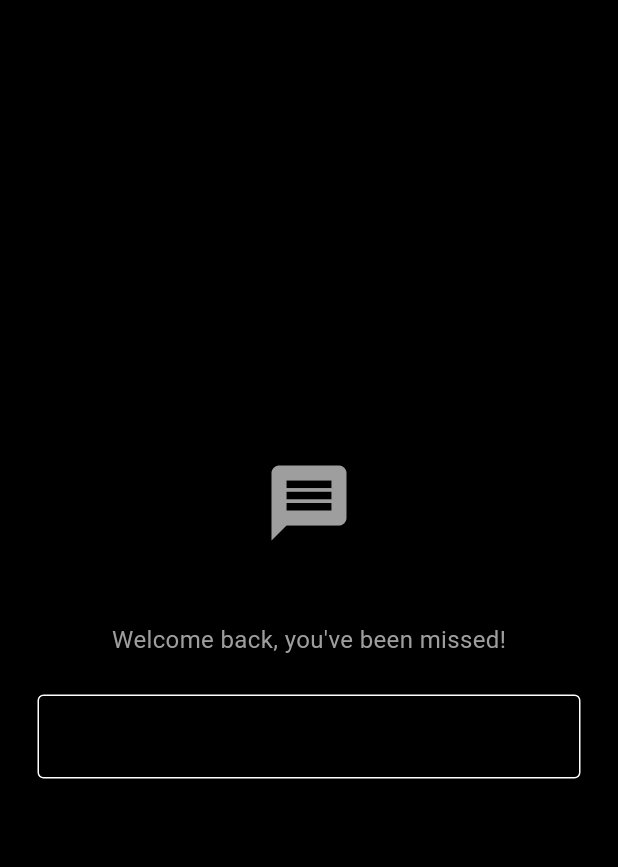
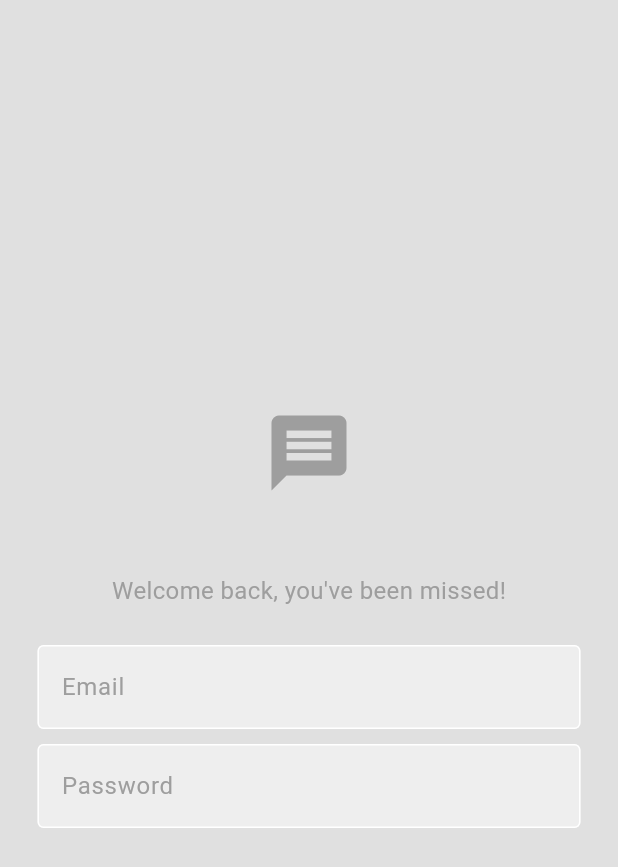
Before and after one commit to WendelJunior03/minimal_chat_wk, a Flutter app: the screen it shows after launch, on a phone screen of 412 x 824 dp. Shown: the top 867 px of the screen. Run offline on Flutter 3.47's test engine with Material 3 defaults, Android fonts, the phone set to English and light mode, and no system bars.

Commit message:
feat: changes to the my text field component and implementation of the component on the login screen

```diff
--- a/lib/components/my_textfield.dart
+++ b/lib/components/my_textfield.dart
@@ -1,20 +1,36 @@
 import 'package:flutter/material.dart';
 
 class MyTextField extends StatelessWidget {
-  const MyTextField({Key? key}) : super(key: key);
+  // Variaveis requeridas no componente
+  final String hintText;
+  final bool obscureText;
+
+  const MyTextField({
+    super.key,
+    required this.hintText,
+    required this.obscureText,
+  });
 
   @override
   Widget build(BuildContext context) {
     return Padding(
       padding: const EdgeInsets.symmetric(horizontal: 25.0),
       child: TextField(
+        obscureText:obscureText,
         decoration: InputDecoration(
-          labelText: 'Enter your text', // Add a label or hint text as needed
           enabledBorder: OutlineInputBorder(
-            borderSide: BorderSide(color: Theme.of(context).colorScheme.tertiary),
+            borderSide:
+                BorderSide(color: Theme.of(context).colorScheme.tertiary),
           ),
           focusedBorder: OutlineInputBorder(
-            borderSide: BorderSide(color: Theme.of(context).colorScheme.primary),
+            borderSide:
+                BorderSide(color: Theme.of(context).colorScheme.primary),
+          ),
+          fillColor: Theme.of(context).colorScheme.secondary,
+          filled: true,
+          hintText: hintText,
+          hintStyle: TextStyle(
+            color: Theme.of(context).colorScheme.primary,
           ),
         ),
       ),
--- a/lib/pages/login_page.dart
+++ b/lib/pages/login_page.dart
@@ -7,7 +7,7 @@ class LoginPage extends StatelessWidget {
   @override
   Widget build(BuildContext context) {
     return Scaffold(
-      backgroundColor: Theme.of(context).colorScheme.onSurface,
+      backgroundColor: Theme.of(context).colorScheme.surface,
       body: Center(
         child: Column(
           mainAxisAlignment: MainAxisAlignment.center,
@@ -29,12 +29,18 @@ class LoginPage extends StatelessWidget {
                 fontSize: 16,
               ),
             ),
-
              const SizedBox(height: 25),
-
             // email textfield
-            MyTextField(),
+            const MyTextField(
+              hintText: "Email",
+              obscureText: false,
+            ),
+            const SizedBox(height: 10),
             // pw textfield
+            const MyTextField(
+              hintText: "Password",
+              obscureText: true,
+            ),
 
             // login button
 
```
